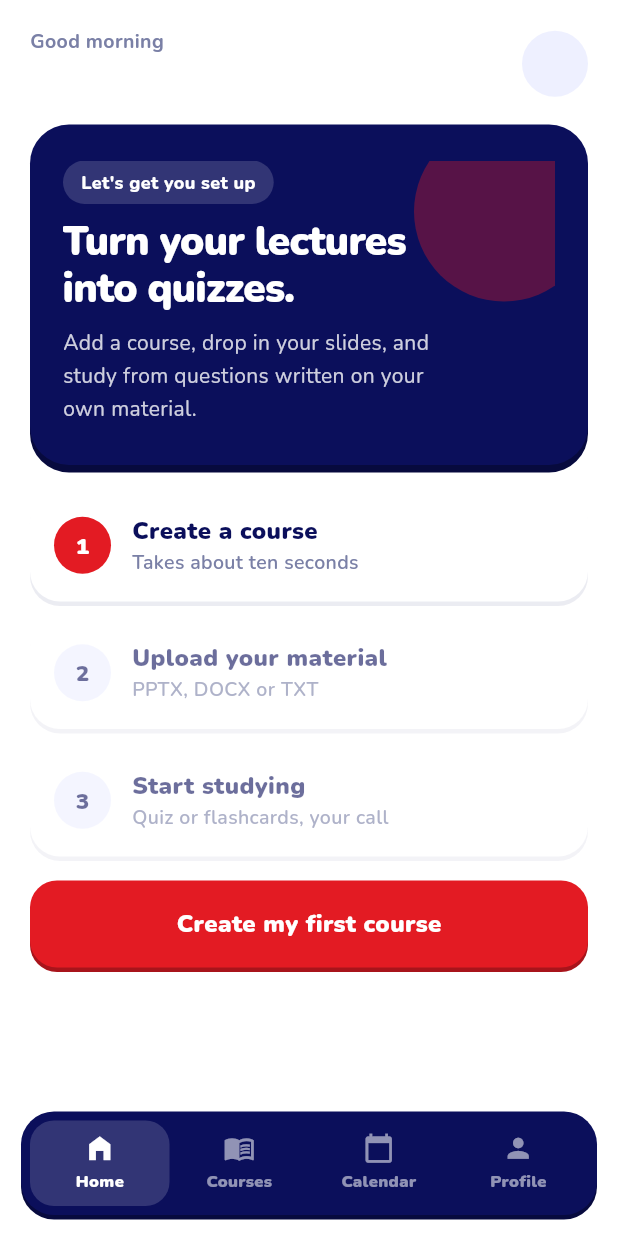
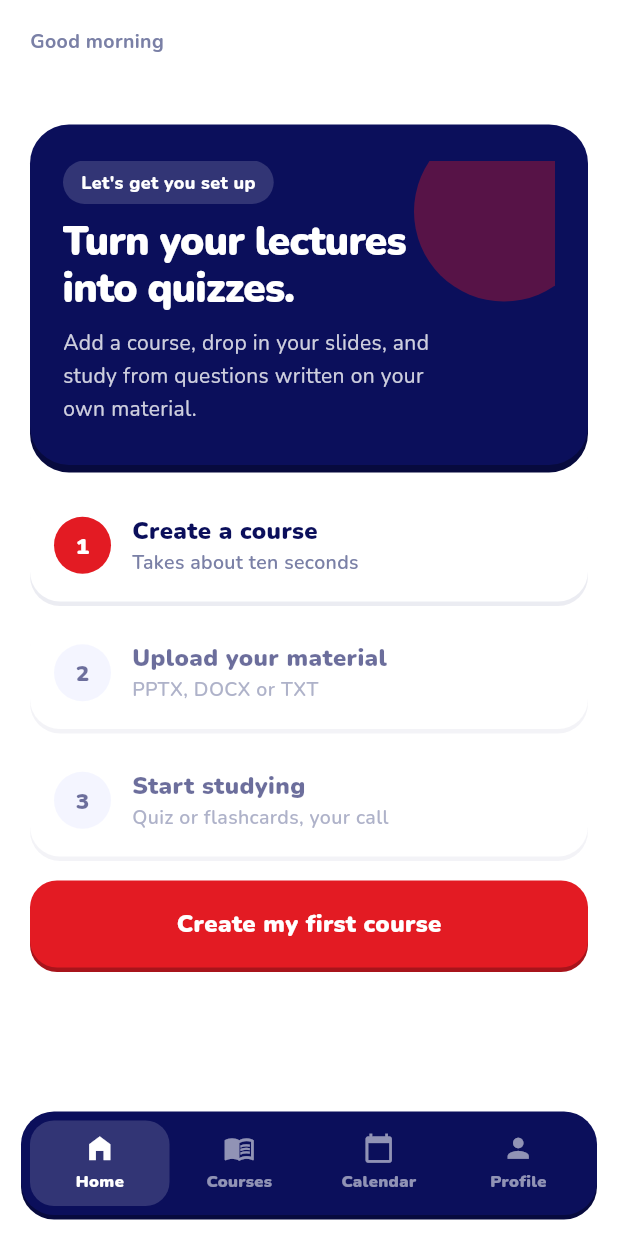
Before and after one commit to Ghaida2244/TadarabApp, a Flutter app: the screen it shows once a user with an empty profile is signed in, on a phone screen of 412 x 824 dp. Run offline on Flutter 3.47's test engine with Material 3 defaults, Android fonts, the phone set to English and light mode, and no system bars; our stand-ins replace cloud_firestore, file_picker, firebase_auth, firebase_core, firebase_storage, flutter_colorpicker and 3 more; accounts and stored records are empty.

Commit message:
Home greeting: star, rank name and points pill
Remove the initial-letter circle

```diff
--- a/lib/screens/home/home_screen.dart
+++ b/lib/screens/home/home_screen.dart
@@ -13,6 +13,7 @@ import '../../services/home_data_service.dart';
 import '../../services/quiz_session_service.dart';
 import '../../theme/app_theme.dart';
 import '../../utils/rank.dart';
+import '../profile/widgets/rank_icon.dart';
 import '../calendar/calendar_screen.dart';
 import '../courses/add_course_screen.dart';
 import '../courses/course_detail_screen.dart';
@@ -573,16 +574,16 @@ class _Greeting extends StatelessWidget {
   @override
   Widget build(BuildContext context) {
     final name = student?.name ?? '';
-    final initial = name.trim().isEmpty
-        ? ''
-        : name.trim().substring(0, 1).toUpperCase();
 
     return Padding(
       padding: const EdgeInsets.fromLTRB(20, 18, 20, 8),
       child: Row(
         mainAxisAlignment: MainAxisAlignment.spaceBetween,
         children: [
-          Column(
+          // Expanded so a long name ellipsizes instead of pushing the
+          // points pill off-screen or overflowing the Row.
+          Expanded(
+            child: Column(
               crossAxisAlignment: CrossAxisAlignment.start,
               children: [
                 Text(
@@ -591,6 +592,8 @@ class _Greeting extends StatelessWidget {
                 ),
                 Text(
                   name,
+                  maxLines: 1,
+                  overflow: TextOverflow.ellipsis,
                   style: const TextStyle(
                     fontSize: 26,
                     fontWeight: FontWeight.w900,
@@ -601,9 +604,9 @@ class _Greeting extends StatelessWidget {
                 ),
               ],
             ),
-          Row(
-            children: [
+          ),
           if (showPointsBadge && student != null) ...[
+            const SizedBox(width: 8),
             Builder(
               builder: (context) {
                 final totalPoints = student!.totalPoints;
@@ -623,18 +626,12 @@ class _Greeting extends StatelessWidget {
                     borderRadius: BorderRadius.circular(999),
                   ),
                   child: Row(
+                    mainAxisSize: MainAxisSize.min,
                     children: [
-                          Container(
-                            width: 8,
-                            height: 8,
-                            decoration: BoxDecoration(
-                              color: rank.color,
-                              shape: BoxShape.circle,
-                            ),
-                          ),
+                      RankIcon(tier: rank.tier, color: rank.color, size: 12),
                       const SizedBox(width: 6),
                       Text(
-                            '$totalPoints',
+                        '${rank.shortName} · $totalPoints',
                         style: TextStyle(
                           fontSize: 13,
                           fontWeight: FontWeight.w900,
@@ -646,27 +643,7 @@ class _Greeting extends StatelessWidget {
                 );
               },
             ),
-                const SizedBox(width: 8),
           ],
-              Container(
-                width: 44,
-                height: 44,
-                alignment: Alignment.center,
-                decoration: const BoxDecoration(
-                  color: AppColors.cardTint,
-                  shape: BoxShape.circle,
-                ),
-                child: Text(
-                  initial,
-                  style: const TextStyle(
-                    fontSize: 17,
-                    fontWeight: FontWeight.w900,
-                    color: AppColors.navy,
-                  ),
-                ),
-              ),
-            ],
-          ),
         ],
       ),
     );
```
Also changed, not shown: 2 other files. Lines whose indentation alone changed are shown as unchanged.
